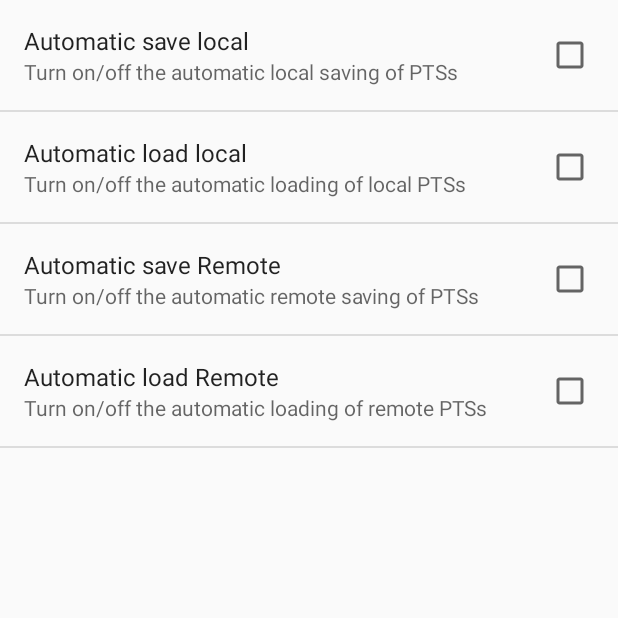
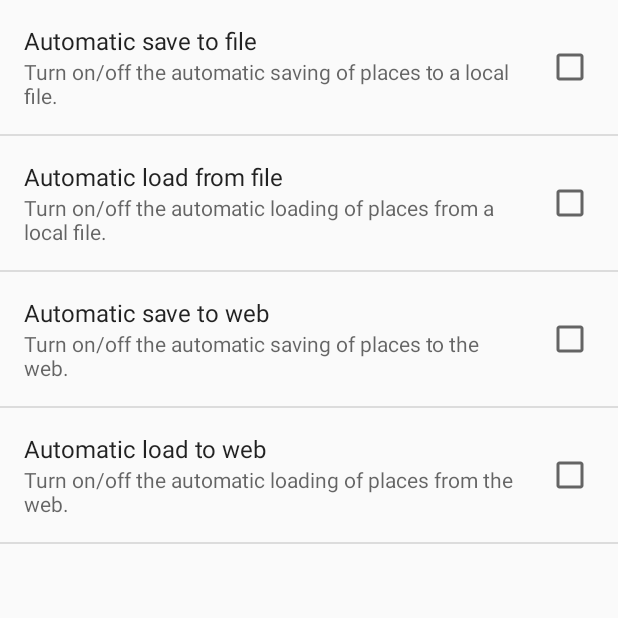
Before and after one commit to mattdear/SU_Y2_S2_MAD, an Android app: the PreferencesActivity screen opened directly, with no data from a screen before it, on a phone screen of 412 x 824 dp, the top half of it. Run offline under Robolectric (Android 15) with nearby library versions, the phone set to English and light mode, and no system bars.

Commit message:
I have updated the interface as of task 7 making sure that it is correct ready to move on to the A task.

```diff
--- a/Mobile_App/app/src/main/res/values/strings.xml
+++ b/Mobile_App/app/src/main/res/values/strings.xml
@@ -1,7 +1,7 @@
 <resources>
     <string name="app_name">PlacesToStay</string>
-    <string name="addnew">Add New</string>
-    <string name="add_instructions">To add a new place to stay input the details for it below and click add.</string>
+    <string name="addnew">Add new place</string>
+    <string name="add_instructions">To add a new place to stay input the details for it below and click add place.</string>
     <string name="name">Name:</string>
     <string name="type">Type:</string>
     <string-array name="types_array">
@@ -15,18 +15,18 @@
         <item>Camping</item>
     </string-array>
     <string name="price">Price: £</string>
-    <string name="add_btn">Add</string>
+    <string name="add_btn">Add Place</string>
     <string name="save">Save to file</string>
     <string name="load">Load from file</string>
     <string name="remoteload">Load from web</string>
     <string name="remotesave">Save to web</string>
-    <string name="auto_local_save_title">Automatic save local</string>
-    <string name="auto_local_load_title">Automatic load local</string>
-    <string name="auto_remote_save_title">Automatic save Remote</string>
-    <string name="auto_remote_load_title">Automatic load Remote</string>
-    <string name="auto_local_save_summary">Turn on/off the automatic local saving of PTSs</string>
-    <string name="auto_local_load_summary">Turn on/off the automatic loading of local PTSs</string>
-    <string name="auto_remote_save_summary">Turn on/off the automatic remote saving of PTSs</string>
-    <string name="auto_remote_load_summary">Turn on/off the automatic loading of remote PTSs</string>
+    <string name="auto_local_save_title">Automatic save to file</string>
+    <string name="auto_local_load_title">Automatic load from file</string>
+    <string name="auto_remote_save_title">Automatic save to web</string>
+    <string name="auto_remote_load_title">Automatic load to web</string>
+    <string name="auto_local_save_summary">Turn on/off the automatic saving of places to a local file.</string>
+    <string name="auto_local_load_summary">Turn on/off the automatic loading of places from a local file.</string>
+    <string name="auto_remote_save_summary">Turn on/off the automatic saving of places to the web.</string>
+    <string name="auto_remote_load_summary">Turn on/off the automatic loading of places from the web.</string>
     <string name="preferences">Preferences</string>
 </resources>
```
